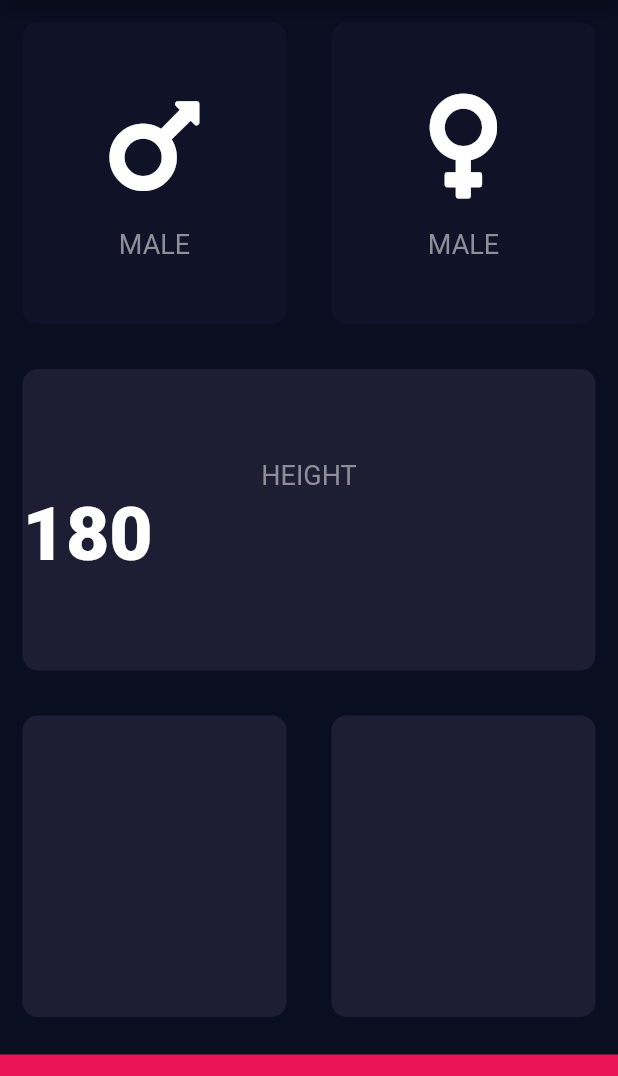
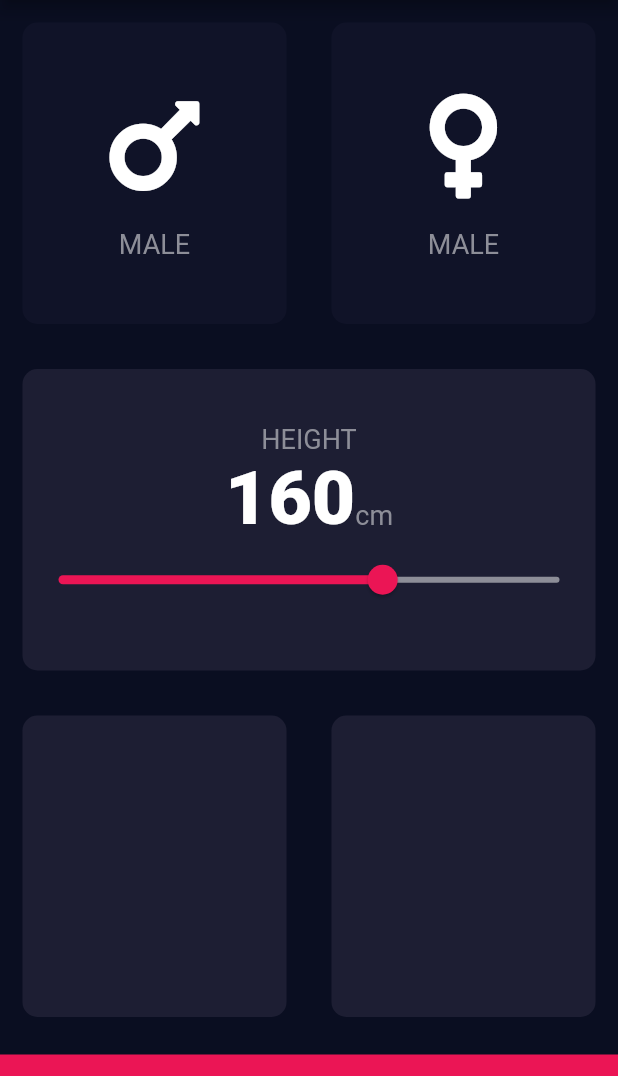
Before and after one commit to HamzaMihfad/bmi_calculator_flutter, a Flutter app: the screen it shows after launch, on a phone screen of 412 x 824 dp, the part 84-1160 px from its top. Run offline on Flutter 3.47's test engine with Material 2 defaults, Android fonts, the phone set to English and light mode, and no system bars; our stand-ins replace font_awesome_flutter.

```diff
--- a/lib/input_page.dart
+++ b/lib/input_page.dart
@@ -13,6 +13,7 @@ class InputPage extends StatefulWidget {
 
 class _InputPageState extends State<InputPage> {
   Gender gender;
+  int height = 160;
 
   @override
   Widget build(BuildContext context) {
@@ -62,20 +63,39 @@ class _InputPageState extends State<InputPage> {
             child: Card1(
               cardColor: kCardColor,
               cardChild: Column(
-                mainAxisSize: MainAxisSize.min,
+                mainAxisAlignment: MainAxisAlignment.center,
                 children: [
                   Text(
                     'HEIGHT',
                     style: kLabelTextStyle,
                   ),
                   Row(
+                    mainAxisAlignment: MainAxisAlignment.center,
+                    crossAxisAlignment: CrossAxisAlignment.baseline,
+                    textBaseline: TextBaseline.alphabetic,
                     children: [
                       Text(
-                        '180',
+                        height.toString(),
                         style: kNumberLabel,
-                      )
+                      ),
+                      Text(
+                        'cm',
+                        style: kLabelTextStyle,
+                      ),
                     ],
-                  )
+                  ),
+                  Slider(
+                    min: 50.0,
+                    max: 220.0,
+                    activeColor: Color(0xffeb1555),
+                    inactiveColor: Color(0xff8d8e98),
+                    value: height.toDouble(),
+                    onChanged: (newValue) {
+                      setState(() {
+                        height = newValue.round();
+                      });
+                    },
+                  ),
                 ],
               ),
             ),
```
